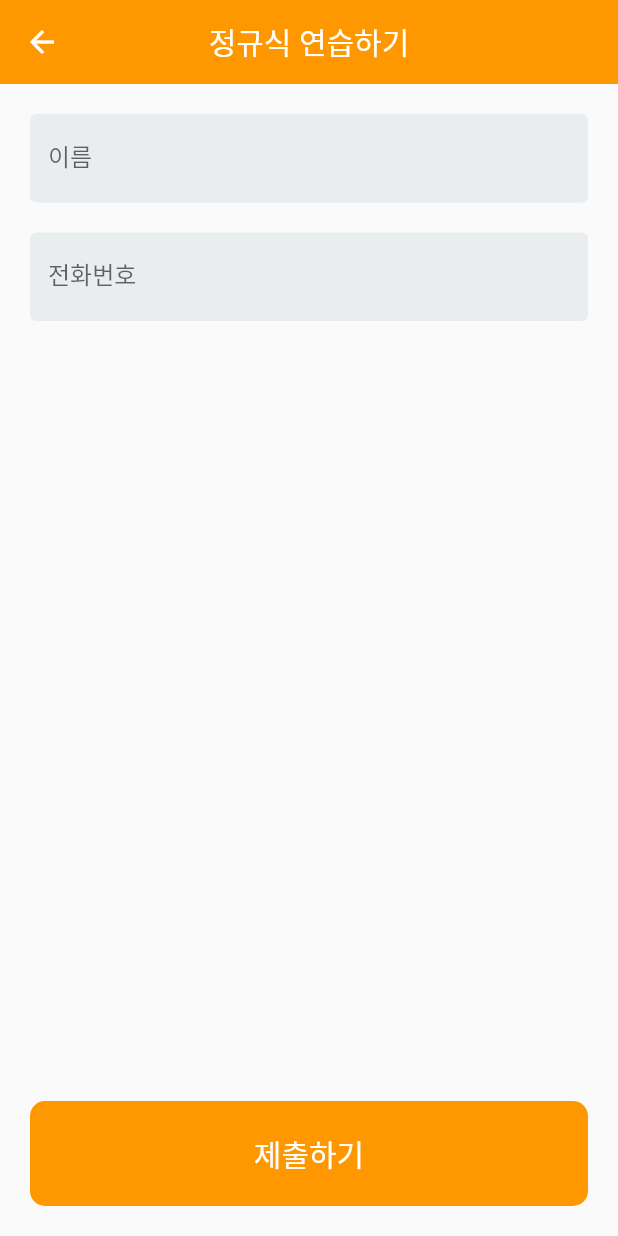
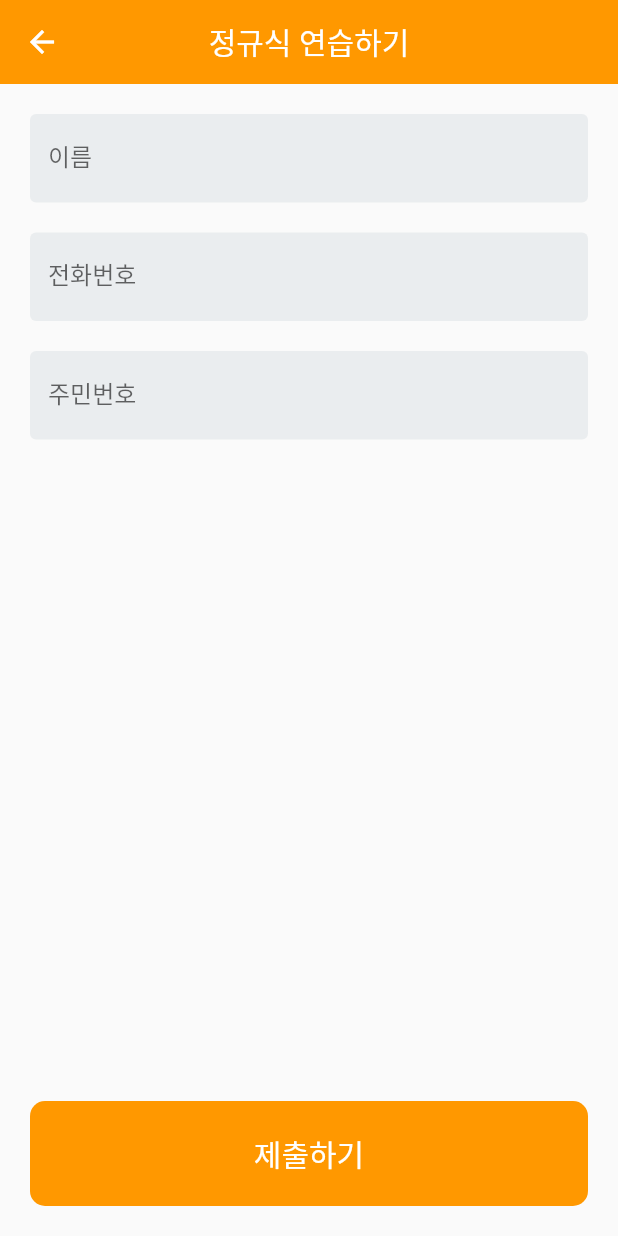
Before and after one commit to AppLutter/regexp_practice, a Flutter app: the screen it shows after launch, after a tap on "유저 정보 입력하러 가기", on a phone screen of 412 x 824 dp. Run offline on Flutter 3.47's test engine with Material 2 defaults, Android fonts, the phone set to English and light mode, and no system bars; accounts and stored records are empty.

Commit message:
스터디 전 완료

```diff
--- a/lib/models/user_info_model.dart
+++ b/lib/models/user_info_model.dart
@@ -5,12 +5,12 @@ class UserInfoModel {
   final String name;
   final String phoneNumber;
   final String residentNumber;
-  final String eMail;
+  // final String eMail;
 
   const UserInfoModel({
     required this.name,
     required this.phoneNumber,
     required this.residentNumber,
-    required this.eMail,
+    // required this.eMail,
   });
 }
--- a/lib/screens/home_screen.dart
+++ b/lib/screens/home_screen.dart
@@ -60,10 +60,13 @@ class _HomeScreenState extends State<HomeScreen> {
                 const SizedBox(height: 20.0),
                 Text('전화번호 : ${userInfoModel.phoneNumber}'),
                 const SizedBox(height: 20.0),
-                Text('주민번호 : ${userInfoModel.residentNumber}'),
+                Text(
+                  '주민번호 : ${userInfoModel.residentNumber}',
+                  style: TextStyle(color: Colors.red),
+                ),
                 const SizedBox(height: 20.0),
-                Text('이메일 : ${userInfoModel.eMail}'),
-                const SizedBox(height: 20.0),
+                // Text('이메일 : ${userInfoModel.eMail}'),
+                // const SizedBox(height: 20.0),
                 TextButton(
                   onPressed: () async {
                     final result = await Navigator.push(
--- a/lib/screens/user_form_screen.dart
+++ b/lib/screens/user_form_screen.dart
@@ -1,4 +1,5 @@
 import 'package:flutter/material.dart';
+import 'package:reg/models/user_info_model.dart';
 import 'package:reg/utils/regex.dart';
 import 'package:reg/widgets/user_text_form_field.dart';
 
@@ -15,6 +16,10 @@ class _UserFormScreenState extends State<UserFormScreen> {
   late FocusNode eMailFocusNode;
   late FocusNode residentNumberFocusNode;
   late FocusNode phoneFocusNode;
+
+  late TextEditingController nameController;
+  late TextEditingController phoneNumberController;
+  late TextEditingController residentNumberController;
   AutovalidateMode autoValidateMode = AutovalidateMode.disabled;
 
   @override
@@ -24,6 +29,10 @@ class _UserFormScreenState extends State<UserFormScreen> {
     eMailFocusNode = FocusNode();
     residentNumberFocusNode = FocusNode();
     phoneFocusNode = FocusNode();
+
+    nameController = TextEditingController();
+    phoneNumberController = TextEditingController();
+    residentNumberController = TextEditingController();
   }
 
   @override
@@ -33,6 +42,10 @@ class _UserFormScreenState extends State<UserFormScreen> {
     eMailFocusNode.dispose();
     residentNumberFocusNode.dispose();
     phoneFocusNode.dispose();
+
+    nameController.dispose();
+    phoneNumberController.dispose();
+    residentNumberController.dispose();
   }
 
   @override
@@ -57,6 +70,7 @@ class _UserFormScreenState extends State<UserFormScreen> {
                       child: Column(
                         children: [
                           UserInfoTextFormField(
+                            controller: nameController,
                             labelText: '이름',
                             currentFocusNode: nameFocusNode,
                             autoValidateMode: autoValidateMode,
@@ -66,6 +80,7 @@ class _UserFormScreenState extends State<UserFormScreen> {
                           ),
                           const SizedBox(height: 20.0),
                           UserInfoTextFormField(
+                            controller: phoneNumberController,
                             labelText: '전화번호',
                             currentFocusNode: phoneFocusNode,
                             autoValidateMode: autoValidateMode,
@@ -74,19 +89,51 @@ class _UserFormScreenState extends State<UserFormScreen> {
                             notMatchString: '숫자로만 11자리 입력해주세요.',
                             keyboardType: TextInputType.number,
                           ),
-                          // const SizedBox(height: 20.0),
-                          // UserInfoTextFormField(
-                          //   labelText: '주민번호',
-                          //   currentFocusNode: residentNumberFocusNode,
-                          //   autoValidateMode: autoValidateMode,
-                          // ),
-                          // const SizedBox(height: 20.0),
+                          const SizedBox(height: 20.0),
+                          UserInfoTextFormField(
+                            controller: residentNumberController,
+                            labelText: '주민번호',
+                            currentFocusNode: residentNumberFocusNode,
+                            autoValidateMode: autoValidateMode,
+                            regExp: residentNumberRegExp,
+                            keyboardType: TextInputType.number,
+                            emptyString: '주민번호를 입력해주세요',
+                            notMatchString: '올바른 주민번호를 입력해주세요',
+                          ),
+                          const SizedBox(height: 20.0),
                           // UserInfoTextFormField(
                           //   labelText: '이메일',
                           //   currentFocusNode: eMailFocusNode,
                           //   autoValidateMode: autoValidateMode,
                           //   isLast: true,
                           // ),
+
+                          ///
+                          /// ///
+                          ///
+                          // UserInfoTextFormField(
+                          //   labelText: '이름',
+                          //   currentFocusNode: nameFocusNode,
+                          //   nextFocusNode: phoneFocusNode,
+                          // ),
+                          // const SizedBox(height: 20.0),
+                          // UserInfoTextFormField(
+                          //   labelText: '전화번호',
+                          //   currentFocusNode: phoneFocusNode,
+                          // ),
+                          // // const SizedBox(height: 20.0),
+                          // // UserInfoTextFormField(
+                          // //   labelText: '주민번호',
+                          // //   currentFocusNode: residentNumberFocusNode,
+                          // //   autoValidateMode: autoValidateMode,
+                          // // ),
+                          // // const SizedBox(height: 20.0),
+                          // // UserInfoTextFormField(
+                          // //   labelText: '이메일',
+                          // //   currentFocusNode: eMailFocusNode,
+                          // //   autoValidateMode: autoValidateMode,
+                          // //   isLast: true,
+                          // // ),
                         ],
                       ),
                     ),
@@ -109,7 +156,15 @@ class _UserFormScreenState extends State<UserFormScreen> {
                               autoValidateMode = AutovalidateMode.always;
                             });
                           }
-                          widget.formKey.currentState!.validate();
+                          if (widget.formKey.currentState!.validate()) {
+                            final UserInfoModel newUserInfoModel = UserInfoModel(
+                                name: nameController.text,
+                                phoneNumber: phoneNumberController.text,
+                                residentNumber: residentNumberController.text);
+
+                            Navigator.pop(context, newUserInfoModel);
+                          }
+                          ;
                         },
                         child: Container(
                           padding: const EdgeInsets.symmetric(vertical: 20.0),
--- a/lib/utils/regex.dart
+++ b/lib/utils/regex.dart
@@ -1,3 +1,3 @@
 final RegExp nameRegExp = RegExp(r'[가-힣]');
-final RegExp phoneNumberRegExp = RegExp(r'^010[0-9]{8}');
-final RegExp residentNumberRegExp = RegExp(r'\d{2}');
+final RegExp phoneNumberRegExp = RegExp(r'^010[0-9]{8}$');
+final RegExp residentNumberRegExp = RegExp(r'\d{2}([0]\d|[1][0-2])([0][1-9]|[1-2]\d|[3][0-1])(-)*[1-4]\d{6}$');
--- a/lib/widgets/user_text_form_field.dart
+++ b/lib/widgets/user_text_form_field.dart
@@ -9,6 +9,7 @@ class UserInfoTextFormField extends StatefulWidget {
     required this.regExp,
     required this.emptyString,
     required this.notMatchString,
+    required this.controller,
     this.keyboardType = TextInputType.text,
     this.isLast = false,
   }) : super(key: key);
@@ -20,6 +21,7 @@ class UserInfoTextFormField extends StatefulWidget {
   final TextInputType keyboardType;
   final String emptyString;
   final String notMatchString;
+  final TextEditingController controller;
 
 
   @override
@@ -30,6 +32,7 @@ class _UserInfoTextFormFieldState extends State<UserInfoTextFormField> {
   @override
   Widget build(BuildContext context) {
     return TextFormField(
+      controller: widget.controller,
       keyboardType: widget.keyboardType,
       autovalidateMode: widget.autoValidateMode,
       textInputAction: TextInputAction.done,
```
